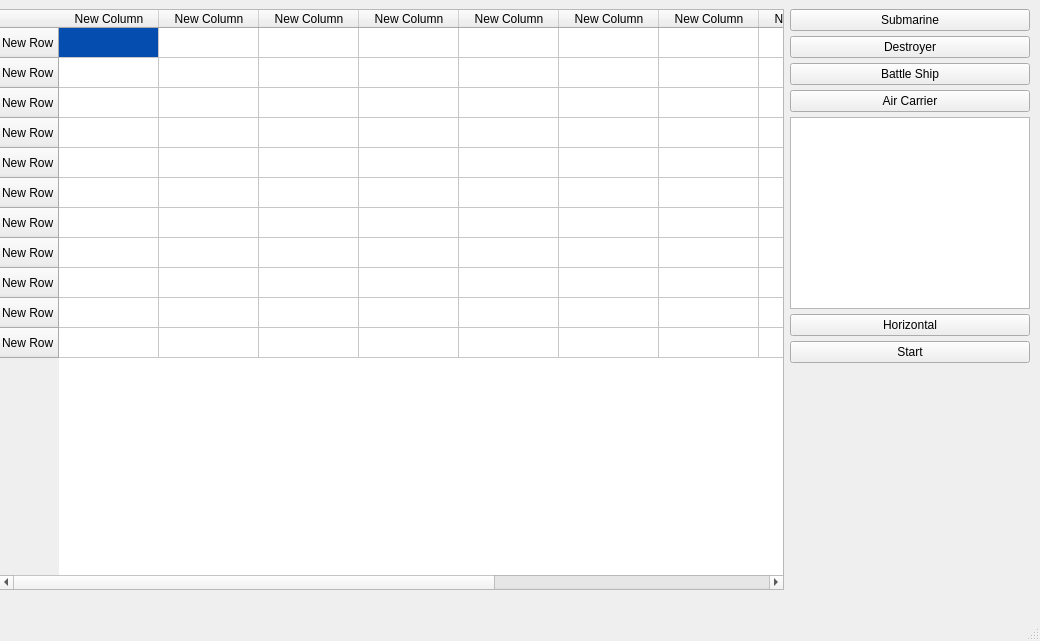
Before: the Qt Designer form Gui/setwindow.ui in Purple-Jesus/Field, drawn with Qt 5.
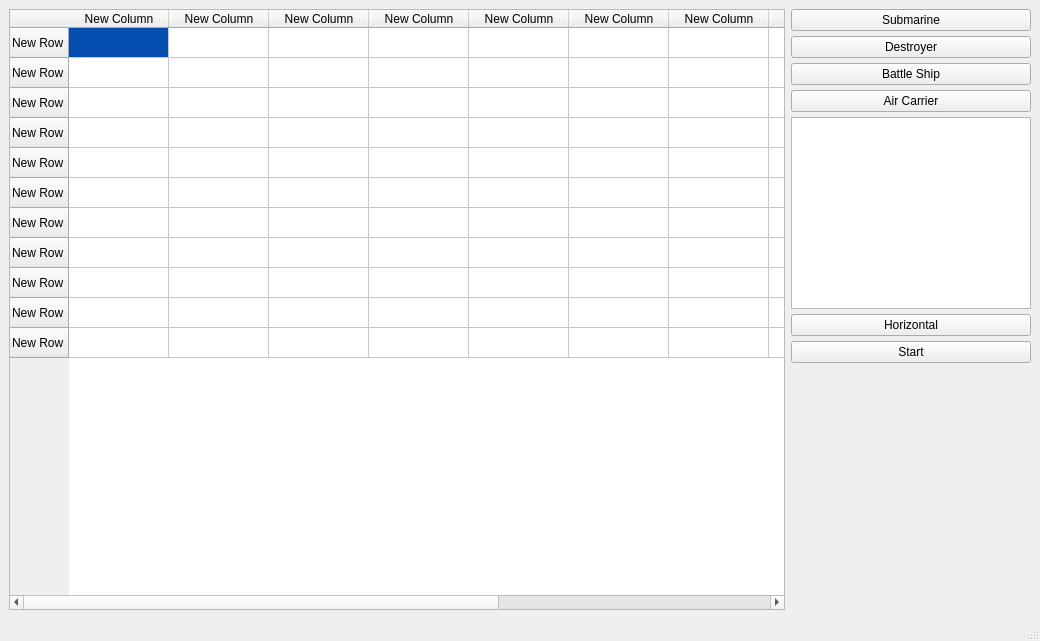
After: the same form once the commit is applied. Icons and pictures are not drawn.

Commit message: deleted:    Gui/fieldtable.cpp 	deleted:    Gui/fieldtable.h 	modified:   Gui/listwindow.ui 	modified:   Gui/playwindow.cpp 	modified:   Gui/setwindow.cpp 	modified:   Gui/setwindow.h 	modified:   Gui/setwindow.ui 	deleted:    Gui/squareg.cpp 	deleted:    Gui/squareg.h 	modified:   Gui/startwindow.cpp 	modified:   Gui/startwindow.ui 	modified:   Ship_Happens.pro

What changed in the file:
```diff
--- a/Gui/setwindow.ui
+++ b/Gui/setwindow.ui
@@ -33,15 +33,8 @@
      <verstretch>0</verstretch>
     </sizepolicy>
    </property>
-   <widget class="QWidget" name="horizontalLayoutWidget">
-    <property name="geometry">
-     <rect>
-      <x>-1</x>
-      <y>9</y>
-      <width>1031</width>
-      <height>581</height>
-     </rect>
-    </property>
+   <layout class="QGridLayout" name="gridLayout">
+    <item row="0" column="0">
     <layout class="QHBoxLayout" name="horizontalLayout" stretch="0,0">
      <property name="sizeConstraint">
       <enum>QLayout::SetMaximumSize</enum>
@@ -322,7 +315,8 @@
       </layout>
      </item>
     </layout>
-   </widget>
+    </item>
+   </layout>
   </widget>
   <widget class="QMenuBar" name="menubar">
    <property name="geometry">
```
Left out of the diff: 2 changed lines with no effect on the pictures. Lines whose indentation alone changed are shown as unchanged. The commit also changes 14 other files.
